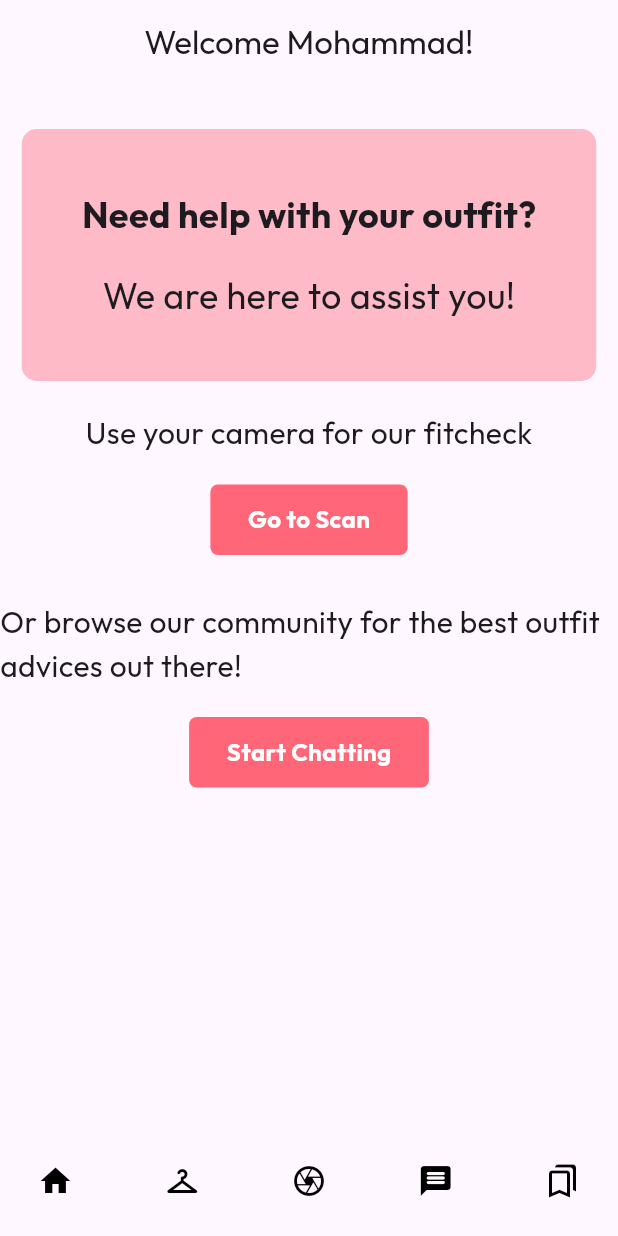
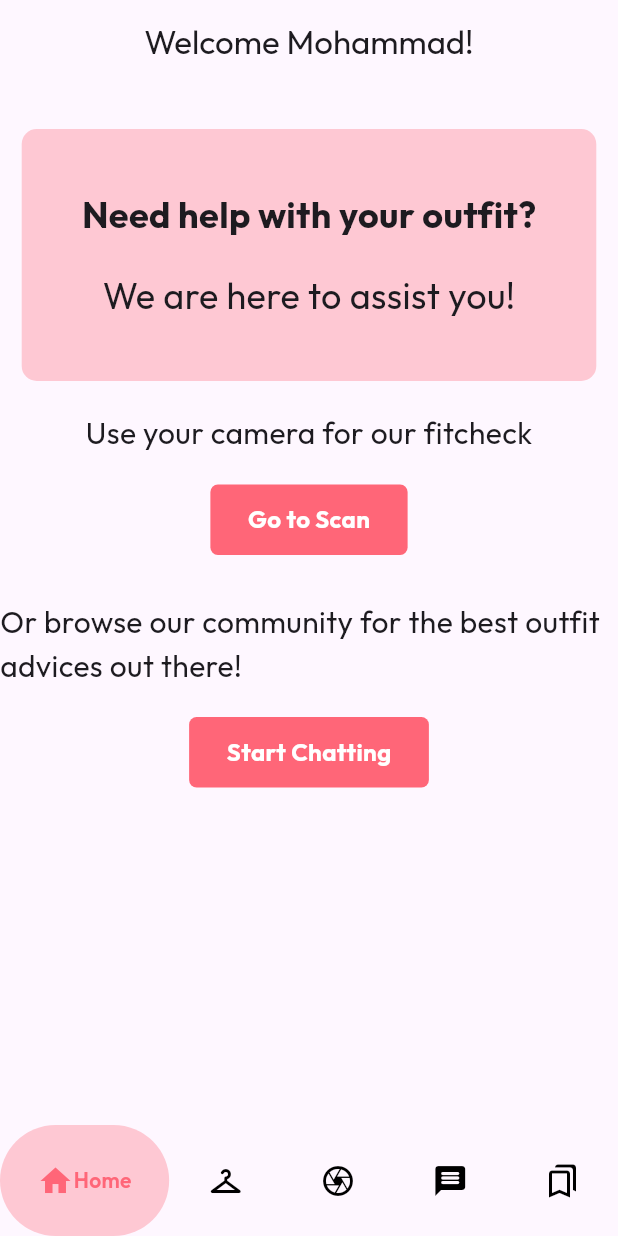
Before and after one commit to MhmdMansour4444/Chic-Check, a Flutter app: the screen it shows after launch, on a phone screen of 412 x 824 dp. Run offline on Flutter 3.47's test engine with Material 3 defaults, Android fonts, the phone set to English and light mode, and no system bars; drawn by our look-alikes of google_nav_bar; our stand-ins replace google_fonts.

Commit message:
feat(navbar): some decorations

```diff
--- a/frontend/lib/pages/home_page.dart
+++ b/frontend/lib/pages/home_page.dart
@@ -23,7 +23,7 @@ class _HomePageState extends State<HomePage> {
             Container(
               padding: EdgeInsets.all(40),
               decoration: BoxDecoration(
-                color: Color.fromARGB(108, 255, 102, 120),
+                color: Color.fromARGB(83, 255, 102, 120),
                 borderRadius: BorderRadius.circular(10),
               ),
               child: const Column(
@@ -100,12 +100,29 @@ class _HomePageState extends State<HomePage> {
         ),
       ),
       bottomNavigationBar: GNav(
+        activeColor: Color(0xFFFF6678),
+        tabBackgroundColor: Color.fromARGB(83, 255, 102, 120),
         tabs: [
-          GButton(icon: Icons.home),
-          GButton(icon: Icons.checkroom_rounded),
-          GButton(icon: Icons.camera_outlined),
-          GButton(icon: Icons.message_rounded),
-          GButton(icon: Icons.bookmarks_outlined),
+          GButton(
+            icon: Icons.home,
+            text: 'Home',
+          ),
+          GButton(
+            icon: Icons.checkroom_rounded,
+            text: 'Closet',
+          ),
+          GButton(
+            icon: Icons.camera_outlined,
+            text: 'Camera',
+          ),
+          GButton(
+            icon: Icons.message_rounded,
+            text: 'Forums',
+          ),
+          GButton(
+            icon: Icons.bookmarks_outlined,
+            text: 'Saved',
+          ),
         ],
       ),
     );
```
